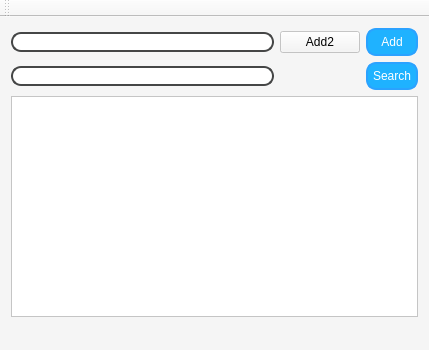
Old version of the form ClientSide/mainwindow.ui in the repository Kalito98/NETB380-Client-Server-Dictionary.
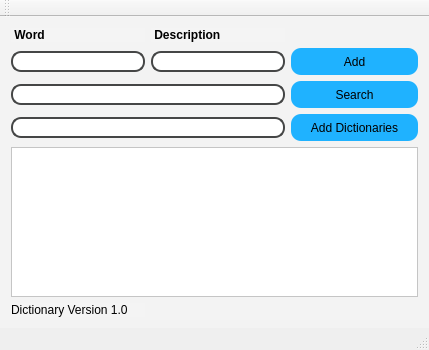
New version of the form.

The edit to the form file:
```diff
--- a/ClientSide/mainwindow.ui
+++ b/ClientSide/mainwindow.ui
@@ -14,87 +14,206 @@
    <string>QTCPClient</string>
   </property>
   <property name="styleSheet">
-   <string notr="true">background-color: rgba(245, 245, 245, 179);</string>
+   <string notr="true"/>
   </property>
   <widget class="QWidget" name="centralWidget">
+   <property name="styleSheet">
+    <string notr="true">background-color:rgba(245, 245, 245, 179);</string>
+   </property>
    <layout class="QGridLayout" name="gridLayout">
-    <item row="2" column="0">
-     <widget class="QLineEdit" name="lineEdit_message">
-      <property name="styleSheet">
-       <string notr="true">background-color: rgb(255, 255, 255);
-border-width: 2px;
-border-style: solid;
-border-color: rgb(69, 70, 70);
-border-radius: 10px;</string>
-      </property>
-      <property name="text">
-       <string/>
-      </property>
-     </widget>
-    </item>
-    <item row="3" column="0">
-     <widget class="QLineEdit" name="lineEdit_search">
-      <property name="toolTip">
-       <string>&lt;html&gt;&lt;head/&gt;&lt;body&gt;&lt;p&gt;background-color: rgb(255, 255, 255);&lt;/p&gt;&lt;p&gt;border-width: 2px;&lt;/p&gt;&lt;p&gt;border-style: solid;&lt;/p&gt;&lt;p&gt;border-color: rgb(69, 70, 70);&lt;/p&gt;&lt;p&gt;border-radius: 10px;&lt;/p&gt;&lt;p&gt;&lt;br/&gt;&lt;/p&gt;&lt;/body&gt;&lt;/html&gt;</string>
-      </property>
-      <property name="styleSheet">
-       <string notr="true">background-color: rgb(255, 255, 255);
-border-width: 2px;
-border-style: solid;
-border-color: rgb(69, 70, 70);
-border-radius: 10px;
-</string>
-      </property>
-     </widget>
-    </item>
-    <item row="4" column="0" colspan="3">
-     <widget class="QTextBrowser" name="textBrowser_receivedMessages">
-      <property name="styleSheet">
-       <string notr="true">background-color: rgb(255, 255, 255);</string>
-      </property>
-     </widget>
-    </item>
     <item row="3" column="2">
      <widget class="QPushButton" name="pushButton_searchWord">
+      <property name="styleSheet">
+       <string notr="true">QPushButton{
+	background-color: rgb(31, 178, 255);
+	selection-background-color: rgb(85, 255, 0);
+	padding: 6px;
+	border-radius: 10px;
+	width:75px;
+	height:15px;
+	font: bold 8pt &quot;Georgia&quot;;
+	
+}
+QPushButton:hover{
+   background-color: rgb(6, 85, 255)
+}
+QPushButton:pressed {
+	border-style:solid;
+	border-width:3px;
+}</string>
+      </property>
+      <property name="text">
+       <string>Search</string>
+      </property>
+     </widget>
+    </item>
+    <item row="4" column="2">
+     <widget class="QPushButton" name="pushButton_ext_dict">
       <property name="enabled">
        <bool>true</bool>
       </property>
       <property name="styleSheet">
-       <string notr="true">background-color: rgb(31, 178, 255);
-color:white;
-border-width: 2px;
-border-style: solid;
-border-color: rgb(43, 162, 255);
-border-radius: 10px;
-padding: 5px;
-</string>
+       <string notr="true">QPushButton{
+	background-color: rgb(31, 178, 255);
+	selection-background-color: rgb(85, 255, 0);
+	padding: 6px;
+	border-radius: 10px;
+	width:115px;
+	height:15px;
+	font: bold 8pt &quot;Georgia&quot;;
+	
+}
+QPushButton:hover{
+   background-color: rgb(6, 85, 255)
+}
+QPushButton:pressed {
+	border-style:solid;
+	border-width:3px;
+}</string>
       </property>
       <property name="text">
-       <string>Search</string>
+       <string>Add Dictionaries</string>
+      </property>
+     </widget>
+    </item>
+    <item row="0" column="1">
+     <widget class="QLabel" name="label_description">
+      <property name="styleSheet">
+       <string notr="true">QLabel{
+	font: 8pt &quot;Georgia&quot;;
+	font:bold;
+}</string>
+      </property>
+      <property name="text">
+       <string> Description</string>
       </property>
      </widget>
     </item>
     <item row="2" column="2">
      <widget class="QPushButton" name="pushButton_addWord">
       <property name="styleSheet">
-       <string notr="true">background-color: rgb(31, 178, 255);
-color:white;
-border-width: 2px;
-border-style: solid;
-border-color: rgb(43, 162, 255);
-border-radius: 10px;
-padding: 5px;
-</string>
+       <string notr="true">QPushButton{
+	background-color: rgb(31, 178, 255);
+	selection-background-color: rgb(85, 255, 0);
+	padding: 6px;
+	border-radius: 10px;
+	width:75px;
+	height:15px;
+	font: bold 8pt &quot;Georgia&quot;;
+}
+QPushButton:hover{
+   background-color: rgb(6, 85, 255)
+}
+QPushButton:pressed{
+	border-style:solid;
+	border-width:3px;
+}</string>
       </property>
       <property name="text">
        <string>Add</string>
       </property>
      </widget>
     </item>
+    <item row="9" column="0">
+     <widget class="QLabel" name="label_version">
+      <property name="styleSheet">
+       <string notr="true">QLabel{
+	font: 8pt &quot;Nirmala UI&quot;;
+	
+}</string>
+      </property>
+      <property name="text">
+       <string>Dictionary Version 1.0</string>
+      </property>
+     </widget>
+    </item>
+    <item row="0" column="0">
+     <widget class="QLabel" name="label_word">
+      <property name="styleSheet">
+       <string notr="true">QLabel{
+	
+	font: 8pt &quot;Georgia&quot;;
+	font:bold;
+}</string>
+      </property>
+      <property name="text">
+       <string> Word</string>
+      </property>
+     </widget>
+    </item>
+    <item row="2" column="0">
+     <widget class="QLineEdit" name="lineEdit_word_add">
+      <property name="styleSheet">
+       <string notr="true">QLineEdit{
+	background-color: rgb(255, 255, 255);
+	border-width: 2px;
+	border-style: solid;
+	border-color: rgb(69, 70, 70);
+	border-radius: 10px;
+	height: 17px;
+
+}</string>
+      </property>
+      <property name="text">
+       <string/>
+      </property>
+     </widget>
+    </item>
     <item row="2" column="1">
-     <widget class="QPushButton" name="pushButton">
-      <property name="text">
-       <string>Add2</string>
+     <widget class="QLineEdit" name="lineEdit_desc_add">
+      <property name="styleSheet">
+       <string notr="true">QLineEdit{
+	background-color: rgb(255, 255, 255);
+	border-width: 2px;
+	border-style: solid;
+	border-color: rgb(69, 70, 70);
+	border-radius: 10px;
+	height: 17px;
+
+}</string>
+      </property>
+     </widget>
+    </item>
+    <item row="5" column="0" colspan="3">
+     <widget class="QTextBrowser" name="textBrowser_receivedMessages">
+      <property name="styleSheet">
+       <string notr="true">QTextBrowser{
+	background-color: rgb(255, 255, 255);
+	font: bold 13pt  &quot;MS Sans Serif&quot;;
+}</string>
+      </property>
+     </widget>
+    </item>
+    <item row="4" column="0" colspan="2">
+     <widget class="QLineEdit" name="lineEdit">
+      <property name="styleSheet">
+       <string notr="true">QLineEdit{
+	background-color: rgb(255, 255, 255);
+	border-width: 2px;
+	border-style: solid;
+	border-color: rgb(69, 70, 70);
+	border-radius: 10px;
+	height: 17px;
+
+}</string>
+      </property>
+     </widget>
+    </item>
+    <item row="3" column="0" colspan="2">
+     <widget class="QLineEdit" name="lineEdit_word_search">
+      <property name="toolTip">
+       <string>&lt;html&gt;&lt;head/&gt;&lt;body&gt;&lt;p&gt;background-color: rgb(255, 255, 255);&lt;/p&gt;&lt;p&gt;border-width: 2px;&lt;/p&gt;&lt;p&gt;border-style: solid;&lt;/p&gt;&lt;p&gt;border-color: rgb(69, 70, 70);&lt;/p&gt;&lt;p&gt;border-radius: 10px;&lt;/p&gt;&lt;p&gt;&lt;br/&gt;&lt;/p&gt;&lt;/body&gt;&lt;/html&gt;</string>
+      </property>
+      <property name="styleSheet">
+       <string notr="true">QLineEdit{
+	background-color: rgb(255, 255, 255);
+	border-width: 2px;
+	border-style: solid;
+	border-color: rgb(69, 70, 70);
+	border-radius: 10px;
+	height: 17px;
+
+}</string>
       </property>
      </widget>
     </item>
```
Left out of the diff: 18 changed lines with no effect on the pictures.
